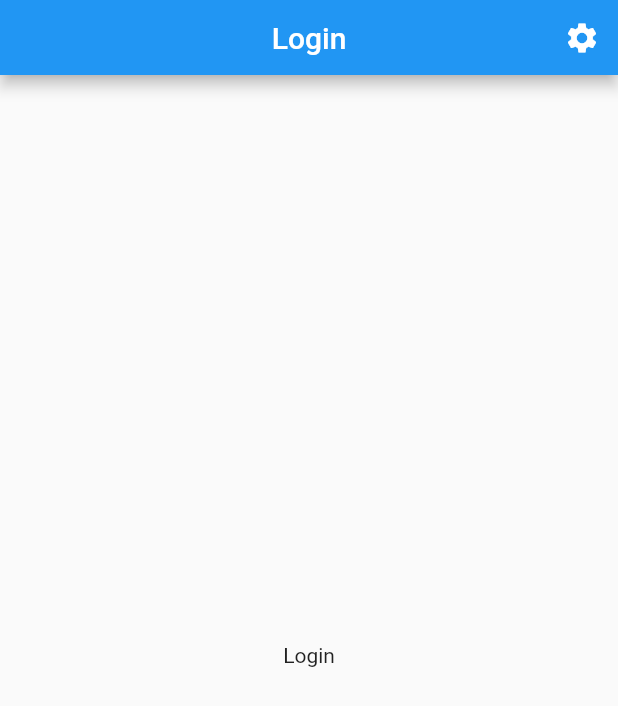
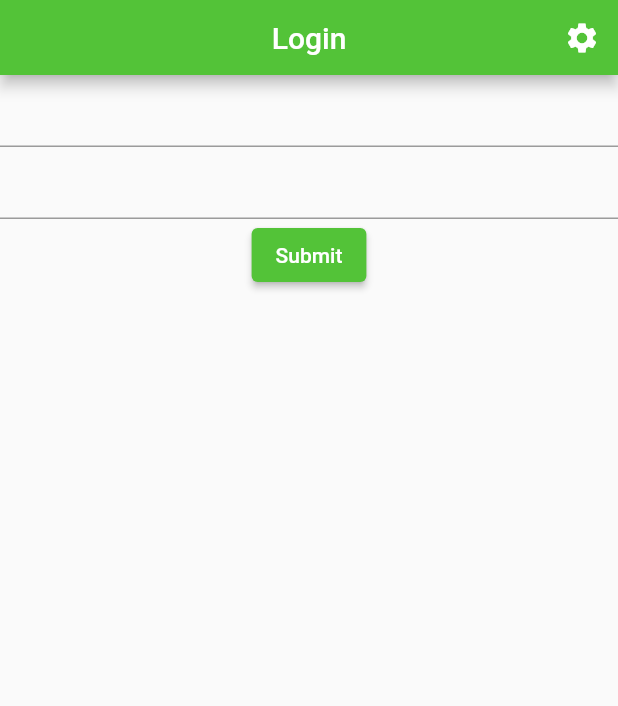
Before and after one commit to YoungWonks/ywsos2022, a Flutter app: the screen it shows after launch, on a phone screen of 412 x 824 dp. Shown: the top 706 px of the screen. Run offline on Flutter 3.47's test engine with Material 2 defaults, Android fonts, the light colour scheme and no system bars; our stand-ins replace flutter_hooks, get, get_storage.

Commit message:
Finished Basic Auth Functionality

```diff
--- a/mobile/lib/src/app.dart
+++ b/mobile/lib/src/app.dart
@@ -1,10 +1,9 @@
 import 'package:flutter/material.dart';
-import 'package:flutter_gen/gen_l10n/app_localizations.dart';
 import 'package:flutter_localizations/flutter_localizations.dart';
 import 'package:get/get.dart';
 import 'package:mobile/src/core/bindings/initial_bindings.dart';
+import 'package:mobile/src/core/settings/themes/themes.dart';
 import 'package:mobile/src/features/auth_feature/login_view.dart';
-import 'package:mobile/src/core/settings/themes.dart';
 import 'package:mobile/src/core/settings/themes/themes_controller.dart';
 
 /// The Widget that configures your application.
@@ -23,7 +22,7 @@ class MyApp extends StatelessWidget {
       theme: Themes.lightTheme,
       darkTheme: Themes.darkTheme,
       debugShowCheckedModeBanner: false,
-      home: const LoginView(),
+      home: LoginView(),
     );
   }
 }
--- a/mobile/lib/src/core/settings/settings_view.dart
+++ b/mobile/lib/src/core/settings/settings_view.dart
@@ -1,6 +1,5 @@
 import 'package:flutter/material.dart';
 import 'package:get/get_state_manager/get_state_manager.dart';
-import 'package:mobile/src/core/settings/themes.dart';
 import 'package:mobile/src/core/settings/themes/themes_controller.dart';
 
 class ThemeView extends GetView<ThemeController> {
--- a/mobile/lib/src/features/auth_feature/auth_controller.dart
+++ b/mobile/lib/src/features/auth_feature/auth_controller.dart
@@ -1,3 +1,15 @@
 import 'package:get/get.dart';
+import 'package:mobile/src/features/auth_feature/auth_service.dart';
 
-class AuthController extends GetxController {}
+class AuthController extends GetxController {
+  final authService = AuthService();
+
+  void loginUser(String username, String password) {
+    authService.loginUser(username, password);
+  }
+
+  @override
+  void onInit() {
+    super.onInit();
+  }
+}
--- a/mobile/lib/src/features/auth_feature/login_view.dart
+++ b/mobile/lib/src/features/auth_feature/login_view.dart
@@ -1,18 +1,35 @@
 import 'package:flutter/material.dart';
+import 'package:flutter_hooks/flutter_hooks.dart';
 import 'package:get/get.dart';
 import 'package:mobile/src/core/widgets/custom_app_bar.dart';
 import 'package:mobile/src/features/auth_feature/auth_controller.dart';
 
-class LoginView extends GetView<AuthController> {
-  const LoginView({super.key});
+class LoginView extends HookWidget {
+  LoginView({super.key});
+
+  final authController = Get.put(AuthController());
 
   @override
   Widget build(BuildContext context) {
-    return const Scaffold(
-      appBar: CustomAppBar(title: 'Login'),
-      body: Center(
-        child: Text("Login"),
-      ),
-    );
+    final usernameTextController = useTextEditingController();
+    final passwordTextController = useTextEditingController();
+    return Scaffold(
+        appBar: CustomAppBar(title: 'Login'),
+        body: Column(
+          children: [
+            TextField(
+              controller: usernameTextController,
+            ),
+            TextField(
+              controller: passwordTextController,
+            ),
+            ElevatedButton(
+                onPressed: () {
+                  authController.loginUser(
+                      usernameTextController.text, passwordTextController.text);
+                },
+                child: Text("Submit")),
+          ],
+        ));
   }
 }
--- /dev/null
+++ b/mobile/lib/src/models/user.dart
@@ -0,0 +1,6 @@
+class User {
+  final String username;
+  final String password;
+
+  User({required this.username, required this.password});
+}
--- a/mobile/pubspec.yaml
+++ b/mobile/pubspec.yaml
@@ -12,6 +12,7 @@ environment:
 dependencies:
   flutter:
     sdk: flutter
+  flutter_hooks: ^0.18.5+1
   flutter_localizations:
     sdk: flutter
   get: ^4.6.5
```
Also changed, not shown: mobile/lib/src/features/auth_feature/auth_service.dart (+22 -1 lines), mobile/pubspec.lock, 1 other file.
